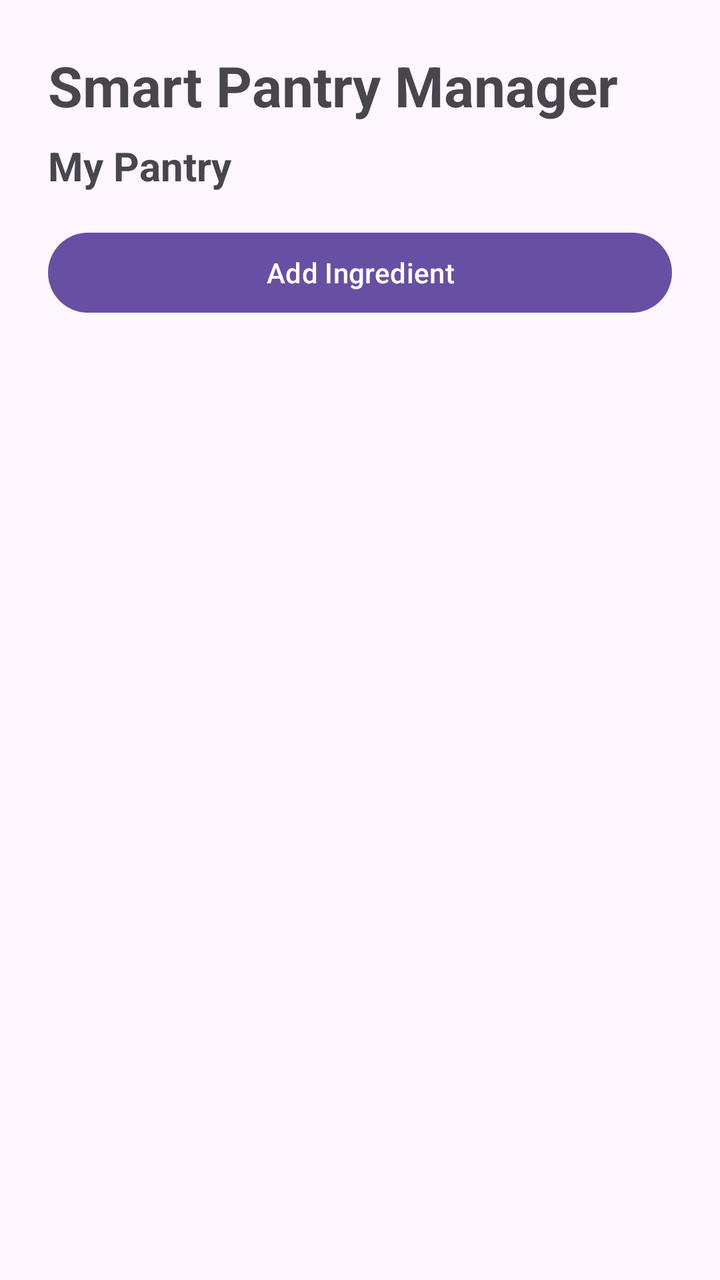
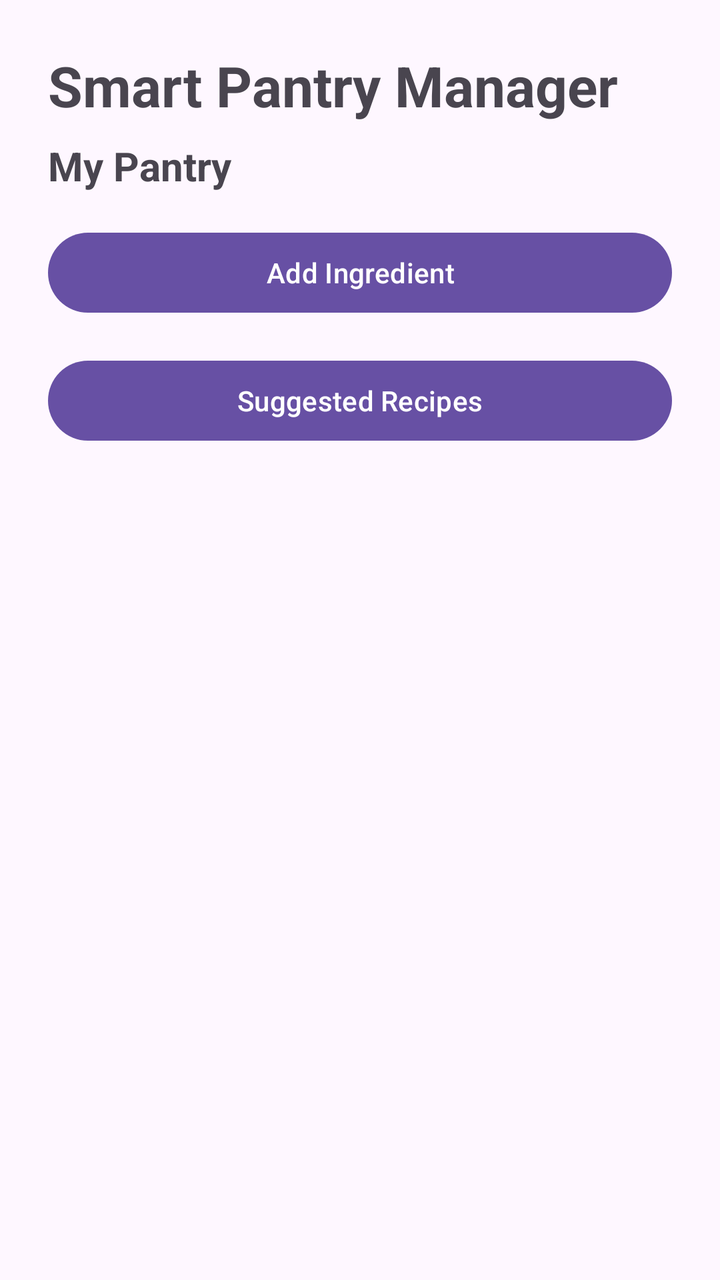

Before-and-after screenshots of an Android layout around one commit, followed by the original layout XML and the change that was made.
<!-- AndroidManifest.xml: application theme Theme.SmartPantryManager -->
<!-- res/layout/activity_main.xml -->
<?xml version="1.0" encoding="utf-8"?>
<LinearLayout xmlns:android="http://schemas.android.com/apk/res/android"
    android:id="@+id/main"
    android:layout_width="match_parent"
    android:layout_height="match_parent"
    android:orientation="vertical"
    android:padding="24dp">

    <TextView
        android:layout_width="wrap_content"
        android:layout_height="wrap_content"
        android:text="@string/app_name"
        android:textSize="28sp"
        android:textStyle="bold"
        android:layout_marginBottom="8dp" />

    <TextView
        android:layout_width="wrap_content"
        android:layout_height="wrap_content"
        android:text="My Pantry"
        android:textSize="20sp"
        android:textStyle="bold"
        android:layout_marginBottom="16dp" />

    <Button
        android:id="@+id/buttonAddIngredient"
        android:layout_width="match_parent"
        android:layout_height="wrap_content"
        android:text="@string/add_ingredient"
        android:layout_marginBottom="16dp" />

    <androidx.recyclerview.widget.RecyclerView
        android:id="@+id/recyclerViewPantry"
        android:layout_width="match_parent"
        android:layout_height="0dp"
        android:layout_weight="1"
        android:clipToPadding="false"
        android:paddingBottom="16dp"
        android:scrollbars="vertical" />

</LinearLayout>
<!-- resources referenced by this layout -->
<resources>
  <string name="add_ingredient">Add Ingredient</string>
  <string name="app_name">Smart Pantry Manager</string>
  <style name="Theme.SmartPantryManager" parent="Base.Theme.SmartPantryManager" />
  <style name="Base.Theme.SmartPantryManager" parent="Theme.Material3.DayNight.NoActionBar">
          
          
      </style>
</resources>

<!-- the commit's change to res/layout/activity_main.xml (unified diff, before → after) -->
@@ -28,6 +28,12 @@
         android:layout_height="wrap_content"
         android:text="@string/add_ingredient"
         android:layout_marginBottom="16dp" />
+    <Button
+        android:id="@+id/buttonSuggestedRecipes"
+        android:layout_width="match_parent"
+        android:layout_height="wrap_content"
+        android:text="Suggested Recipes"
+        android:layout_marginBottom="16dp" />
 
     <androidx.recyclerview.widget.RecyclerView
         android:id="@+id/recyclerViewPantry"
